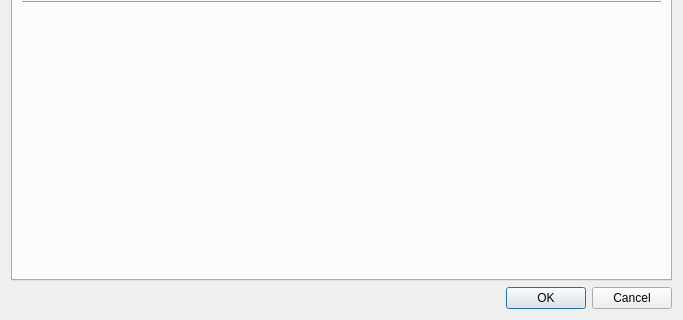
First picture: the form in collectionmanager/ui/track_details.ui, repository mavroprovato/collection-manager, before the edit; both pictures show x 0 to 683 and y 151 to 471 of the 683 by 471 pixel window.
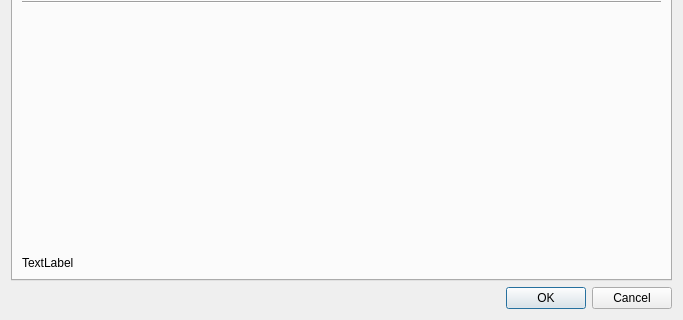
Second picture: the form after the edit.

```diff
--- a/collectionmanager/ui/track_details.ui
+++ b/collectionmanager/ui/track_details.ui
@@ -23,20 +23,7 @@
       <attribute name="title">
        <string>Summary</string>
       </attribute>
-      <layout class="QGridLayout" name="summaryTabGridLayout">
-       <item row="3" column="0">
-        <spacer name="verticalSpacer">
-         <property name="orientation">
-          <enum>Qt::Vertical</enum>
-         </property>
-         <property name="sizeHint" stdset="0">
-          <size>
-           <width>20</width>
-           <height>40</height>
-          </size>
-         </property>
-        </spacer>
-       </item>
+      <layout class="QGridLayout" name="summaryTabGridLayout" rowstretch="0,0,1,0">
        <item row="0" column="0">
         <widget class="QLabel" name="albumCoverLabel">
          <property name="minimumSize">
@@ -77,6 +64,13 @@
          </property>
         </widget>
        </item>
+       <item row="3" column="0" colspan="2">
+        <widget class="QLabel" name="label">
+         <property name="text">
+          <string>TextLabel</string>
+         </property>
+        </widget>
+       </item>
       </layout>
      </widget>
      <widget class="QWidget" name="infoTab">
```
